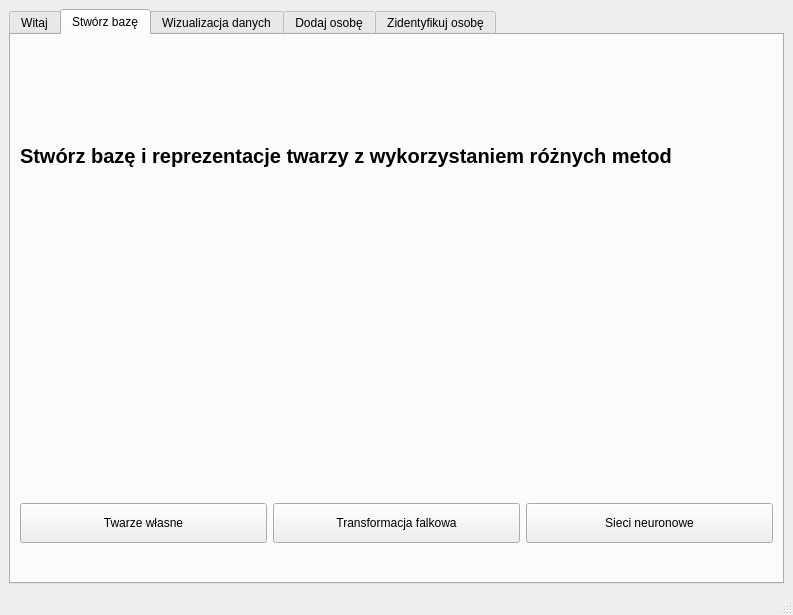
Before: the Qt Designer form Venv/Scripts/u.ui in p4lewandowski/FaceRecognition, drawn with Qt 5.
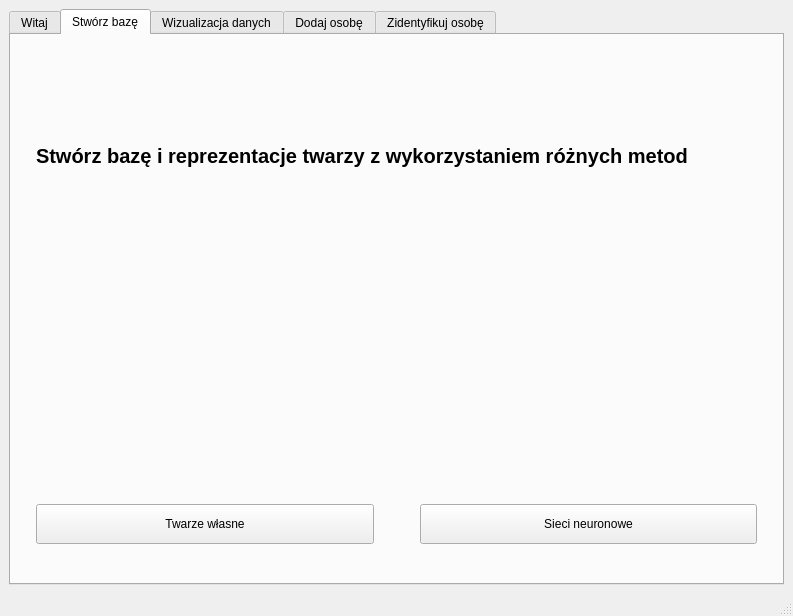
After: the same form once the commit is applied. The open tabs and pages were chosen to show the change.

```diff
--- a/Venv/Scripts/u.ui
+++ b/Venv/Scripts/u.ui
@@ -7,7 +7,7 @@
     <x>0</x>
     <y>0</y>
     <width>793</width>
-    <height>615</height>
+    <height>616</height>
    </rect>
   </property>
   <property name="windowTitle">
@@ -73,26 +73,39 @@
         <string>Stwórz bazę</string>
        </attribute>
        <layout class="QGridLayout" name="gridLayout_2">
+        <item row="2" column="4">
+         <spacer name="horizontalSpacer_3">
+          <property name="orientation">
+           <enum>Qt::Horizontal</enum>
+          </property>
+          <property name="sizeType">
+           <enum>QSizePolicy::Fixed</enum>
+          </property>
+          <property name="sizeHint" stdset="0">
+           <size>
+            <width>120</width>
+            <height>20</height>
+           </size>
+          </property>
+         </spacer>
+        </item>
+        <item row="2" column="8">
+         <spacer name="horizontalSpacer_2">
+          <property name="orientation">
+           <enum>Qt::Horizontal</enum>
+          </property>
+          <property name="sizeType">
+           <enum>QSizePolicy::Fixed</enum>
+          </property>
+          <property name="sizeHint" stdset="0">
+           <size>
+            <width>10</width>
+            <height>20</height>
+           </size>
+          </property>
+         </spacer>
+        </item>
         <item row="2" column="3">
-         <widget class="QLabel" name="Neuralnetworks_label">
-          <property name="minimumSize">
-           <size>
-            <width>250</width>
-            <height>0</height>
-           </size>
-          </property>
-          <property name="maximumSize">
-           <size>
-            <width>250</width>
-            <height>16777215</height>
-           </size>
-          </property>
-          <property name="text">
-           <string/>
-          </property>
-         </widget>
-        </item>
-        <item row="2" column="1">
          <widget class="QLabel" name="Eigenfaces_label">
           <property name="minimumSize">
            <size>
@@ -102,7 +115,7 @@
           </property>
           <property name="maximumSize">
            <size>
-            <width>250</width>
+            <width>500</width>
             <height>500</height>
            </size>
           </property>
@@ -111,24 +124,8 @@
           </property>
          </widget>
         </item>
-        <item row="5" column="1">
-         <spacer name="verticalSpacer">
-          <property name="orientation">
-           <enum>Qt::Vertical</enum>
-          </property>
-          <property name="sizeType">
-           <enum>QSizePolicy::Fixed</enum>
-          </property>
-          <property name="sizeHint" stdset="0">
-           <size>
-            <width>20</width>
-            <height>30</height>
-           </size>
-          </property>
-         </spacer>
-        </item>
-        <item row="2" column="2">
-         <widget class="QLabel" name="Wavelet_label">
+        <item row="2" column="5">
+         <widget class="QLabel" name="Neuralnetworks_label">
           <property name="minimumSize">
            <size>
             <width>250</width>
@@ -137,7 +134,7 @@
           </property>
           <property name="maximumSize">
            <size>
-            <width>250</width>
+            <width>500</width>
             <height>16777215</height>
            </size>
           </property>
@@ -146,7 +143,39 @@
           </property>
          </widget>
         </item>
-        <item row="4" column="1" colspan="3">
+        <item row="2" column="2">
+         <spacer name="horizontalSpacer_5">
+          <property name="orientation">
+           <enum>Qt::Horizontal</enum>
+          </property>
+          <property name="sizeType">
+           <enum>QSizePolicy::Fixed</enum>
+          </property>
+          <property name="sizeHint" stdset="0">
+           <size>
+            <width>45</width>
+            <height>20</height>
+           </size>
+          </property>
+         </spacer>
+        </item>
+        <item row="2" column="1">
+         <spacer name="horizontalSpacer">
+          <property name="orientation">
+           <enum>Qt::Horizontal</enum>
+          </property>
+          <property name="sizeType">
+           <enum>QSizePolicy::Fixed</enum>
+          </property>
+          <property name="sizeHint" stdset="0">
+           <size>
+            <width>10</width>
+            <height>20</height>
+           </size>
+          </property>
+         </spacer>
+        </item>
+        <item row="4" column="2" colspan="6">
          <layout class="QHBoxLayout" name="horizontalLayout">
           <item>
            <widget class="QPushButton" name="LearnEigenfaces">
@@ -162,17 +191,20 @@
            </widget>
           </item>
           <item>
-           <widget class="QPushButton" name="LearnWavelet">
-            <property name="minimumSize">
+           <spacer name="horizontalSpacer_4">
+            <property name="orientation">
+             <enum>Qt::Horizontal</enum>
+            </property>
+            <property name="sizeType">
+             <enum>QSizePolicy::Fixed</enum>
+            </property>
+            <property name="sizeHint" stdset="0">
              <size>
-              <width>0</width>
-              <height>40</height>
+              <width>40</width>
+              <height>20</height>
              </size>
             </property>
-            <property name="text">
-             <string>Transformacja falkowa</string>
-            </property>
-           </widget>
+           </spacer>
           </item>
           <item>
            <widget class="QPushButton" name="LearnNetworks">
@@ -189,7 +221,23 @@
           </item>
          </layout>
         </item>
-        <item row="0" column="1" colspan="3">
+        <item row="2" column="7">
+         <spacer name="horizontalSpacer_7">
+          <property name="orientation">
+           <enum>Qt::Horizontal</enum>
+          </property>
+          <property name="sizeType">
+           <enum>QSizePolicy::Fixed</enum>
+          </property>
+          <property name="sizeHint" stdset="0">
+           <size>
+            <width>50</width>
+            <height>20</height>
+           </size>
+          </property>
+         </spacer>
+        </item>
+        <item row="0" column="2" colspan="6">
          <widget class="QLabel" name="label_2">
           <property name="font">
            <font>
@@ -203,6 +251,22 @@
           </property>
          </widget>
         </item>
+        <item row="5" column="1" colspan="8">
+         <spacer name="verticalSpacer">
+          <property name="orientation">
+           <enum>Qt::Vertical</enum>
+          </property>
+          <property name="sizeType">
+           <enum>QSizePolicy::Fixed</enum>
+          </property>
+          <property name="sizeHint" stdset="0">
+           <size>
+            <width>20</width>
+            <height>30</height>
+           </size>
+          </property>
+         </spacer>
+        </item>
        </layout>
       </widget>
       <widget class="QWidget" name="VisualizationTab">
```
Left out of the diff: 298 changed lines with no effect on the pictures.
